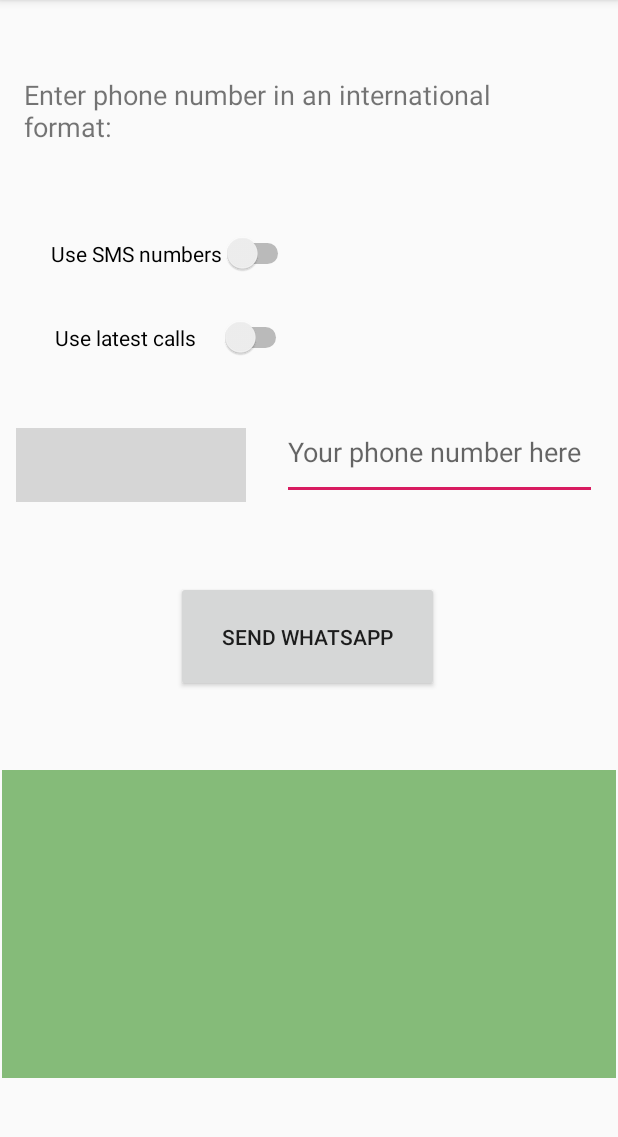
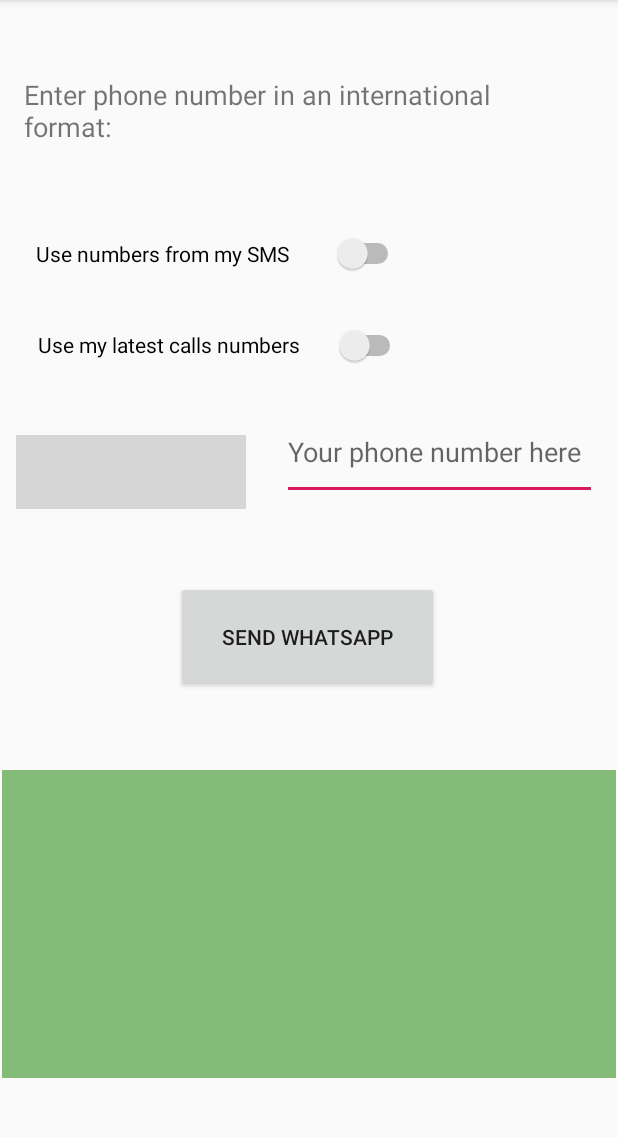
Before and after one commit to rhalevi/Anonymous-whatsapp, an Android app: the screen it shows after launch (MainActivity), on a phone screen of 412 x 824 dp, the part 84-1221 px from its top. Run offline under Robolectric (Android 15) with nearby library versions, the phone set to English and light mode, and no system bars; libraries missing offline, so code that uses them is left out: com.google.i18n.phonenumbers, com.hbb20; plain views replace CountryCodePicker; 4 statements that could not run were skipped; grey boxes are pictures that could not be loaded.

```diff
--- a/app/src/main/res/layout/content_main.xml
+++ b/app/src/main/res/layout/content_main.xml
@@ -26,33 +26,36 @@
 
     <Switch
         android:id="@+id/sms_switch"
-        android:layout_width="wrap_content"
-        android:layout_height="wrap_content"
+        android:layout_width="245dp"
+        android:layout_height="34dp"
         android:layout_marginStart="36dp"
         android:layout_marginTop="30dp"
         android:layout_marginEnd="218dp"
         android:layout_marginBottom="69dp"
-        android:text="Use SMS numbers"
+        android:text="Use numbers from my SMS"
         app:layout_constraintBottom_toTopOf="@+id/phoneNumberText"
         app:layout_constraintEnd_toEndOf="parent"
+        app:layout_constraintHorizontal_bias="0.144"
         app:layout_constraintStart_toStartOf="parent"
         app:layout_constraintTop_toBottomOf="@+id/textView"
-        tools:text="Use SMS numbers" />
+        tools:text="Use numbers from my SMS" />
 
     <Switch
         android:id="@+id/calls_switch"
-        android:layout_width="158dp"
-        android:layout_height="25dp"
+        android:layout_width="245dp"
+        android:layout_height="36dp"
         android:layout_marginStart="36dp"
         android:layout_marginTop="20dp"
         android:layout_marginEnd="217dp"
         android:layout_marginBottom="21dp"
-        android:text="Use latest calls"
+        android:text="Use my latest calls numbers"
         app:layout_constraintBottom_toTopOf="@+id/phoneNumberText"
         app:layout_constraintEnd_toEndOf="parent"
+        app:layout_constraintHorizontal_bias="0.13"
         app:layout_constraintStart_toStartOf="parent"
         app:layout_constraintTop_toBottomOf="@+id/sms_switch"
-        tools:text="Use latest calls" />
+        app:layout_constraintVertical_bias="1.0"
+        tools:text="Use my latest calls numbers" />
 
     <Button
         android:id="@+id/SendButton"
```
